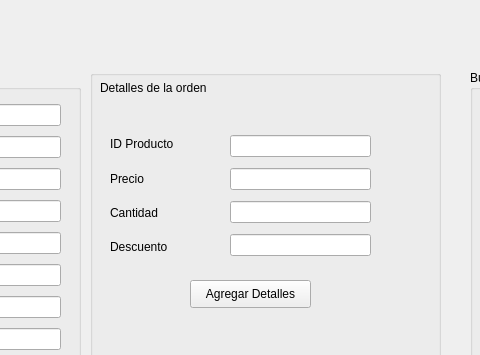
Old version of the form mainwindow.ui in the repository jairoaguilarts/Desktop-App-Proyect; both pictures show x 320 to 800 and y 0 to 355 of the 1188 by 527 pixel window.
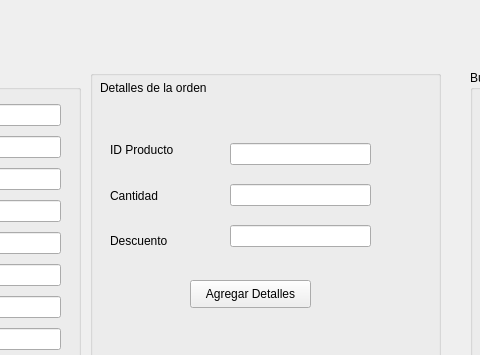
New version of the form.

Commit message: Primera parte del avance

Diff of the .ui file:
```diff
--- a/mainwindow.ui
+++ b/mainwindow.ui
@@ -206,13 +206,6 @@
         </property>
        </widget>
       </item>
-      <item>
-       <widget class="QLabel" name="label_13">
-        <property name="text">
-         <string>Precio</string>
-        </property>
-       </widget>
-      </item>
       <item>
        <widget class="QLabel" name="label_16">
         <property name="text">
@@ -242,9 +235,6 @@
       <item>
        <widget class="QLineEdit" name="LE_producto"/>
       </item>
-      <item>
-       <widget class="QLineEdit" name="LE_precio"/>
-      </item>
       <item>
        <widget class="QLineEdit" name="LE_cantidad"/>
       </item>
```
Left out of the diff: 2 changed lines with no effect on the pictures. The commit also changes 2 other files.
